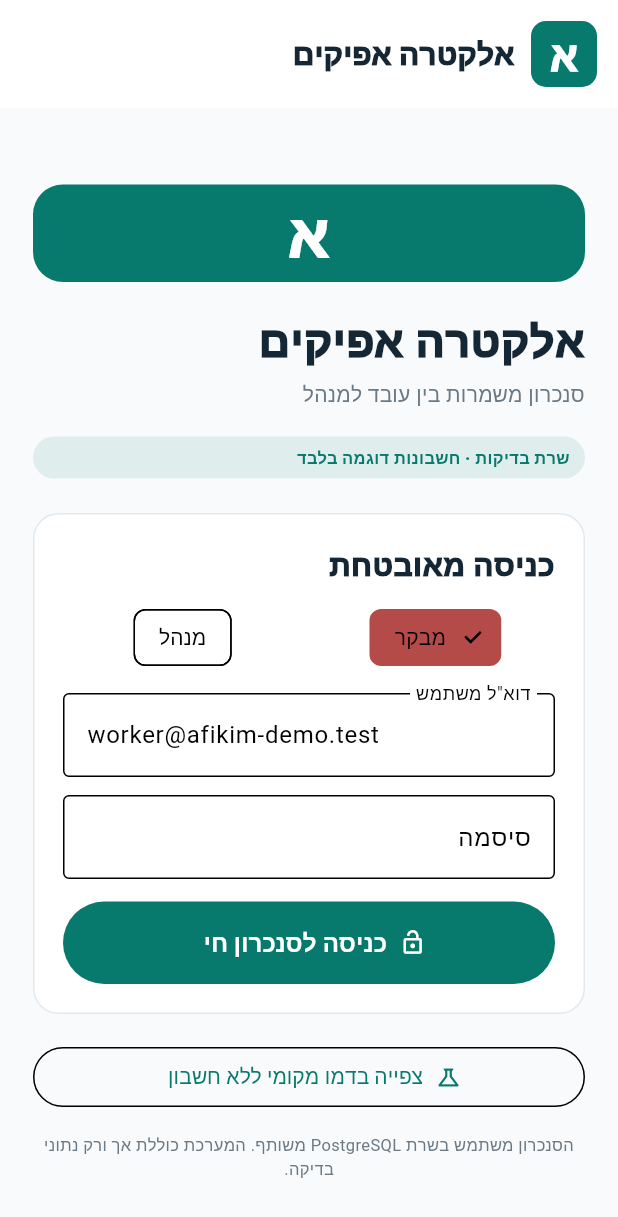
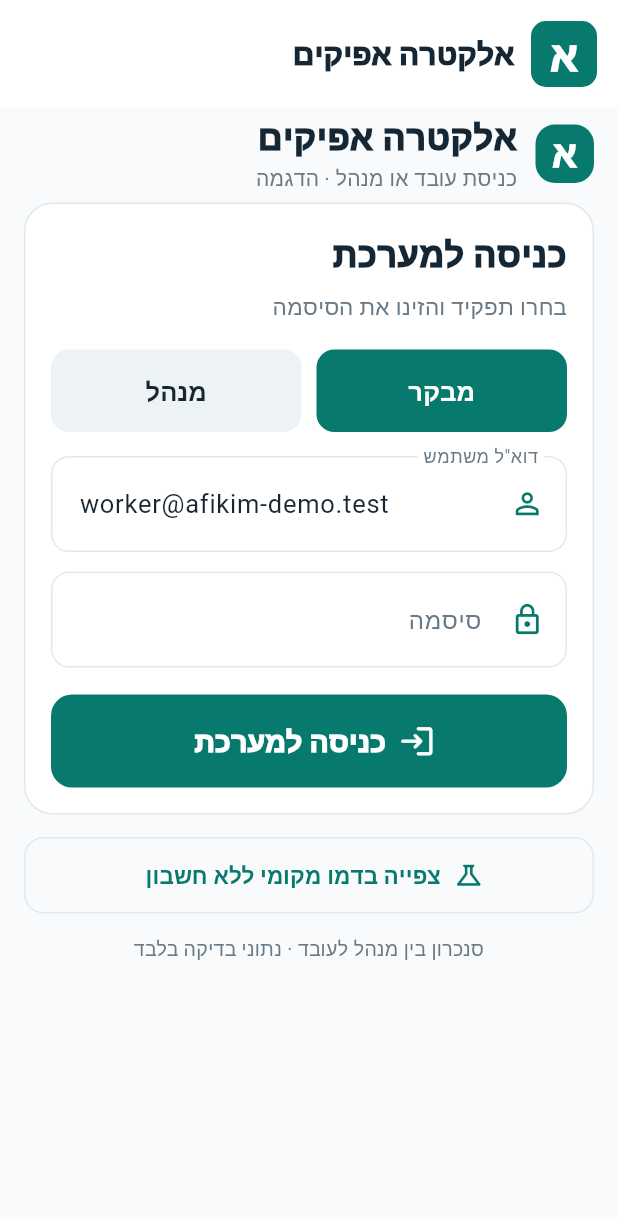
Before and after one commit to SergoNeon/transport-saas-demo, a Flutter app: the screen it shows after launch, on a phone screen of 412 x 824 dp. Shown: the top 1217 px of the screen. Run offline on Flutter 3.47's test engine with Material 3 defaults, Android fonts, the phone set to English and light mode, and no system bars; our stand-ins replace flutter_map, latlong2, shared_preferences.

Commit message:
Fix tiny centered Electra Afikim login on Android in-app browser (#14)
* fix(mobile): full-width top-aligned login with large Hebrew touch targets even in desktop viewport

* test(mobile): login fills narrow phones and 980px in-app browser viewport

* fix(mobile): correct login information banner widget nesting

* fix(login): place full-width login panel above fold on 360px phones

* fix(mobile): bring login form above first-screen fold on 360x640 phones

```diff
--- a/staff_mobile/lib/live_screen.dart
+++ b/staff_mobile/lib/live_screen.dart
@@ -181,63 +181,123 @@ class _LiveGateState extends State<LiveGate> {
     decoration:BoxDecoration(color:Colors.white,border:Border.all(color:edge),
       borderRadius:BorderRadius.circular(17)),child:child);
 
-  Widget _loginBody()=>Center(child:ConstrainedBox(
-    constraints:const BoxConstraints(maxWidth:410),
-    child:ListView(padding:const EdgeInsets.fromLTRB(21,38,21,24),
-      shrinkWrap:true,children:[
-        Container(width:65,height:65,alignment:Alignment.center,
-          decoration:BoxDecoration(color:accent,borderRadius:BorderRadius.circular(20)),
-          child:const Text('א',style:TextStyle(color:Colors.white,fontSize:40,fontWeight:FontWeight.w900))),
-        const SizedBox(height:18),
-        const Text('אלקטרה אפיקים',style:TextStyle(color:deep,fontSize:29,fontWeight:FontWeight.w900)),
-        const SizedBox(height:4),
-        const Text('סנכרון משמרות בין עובד למנהל',
-          style:TextStyle(color:weak,fontSize:14)),
-        const SizedBox(height:17),
-        badge('שרת בדיקות · חשבונות דוגמה בלבד'),
-        const SizedBox(height:23),
-        section(Column(crossAxisAlignment:CrossAxisAlignment.stretch,children:[
-          const Text('כניסה מאובטחת',style:TextStyle(
-            color:deep,fontSize:20,fontWeight:FontWeight.w900)),
-          const SizedBox(height:9),
-          Row(children:[
-            Expanded(child:ChoiceChip(label:const Text('מבקר'),
-              selected:email.text.startsWith('worker@'),
-              onSelected:(_)=>setState(()=>email.text='worker@afikim-demo.test'))),
-            const SizedBox(width:9),
-            Expanded(child:ChoiceChip(label:const Text('מנהל'),
-              selected:email.text.startsWith('manager@'),
-              onSelected:(_)=>setState(()=>email.text='manager@afikim-demo.test'))),
+  Widget _loginBody()=>LayoutBuilder(builder:(context,constraints) {
+    // Some in-app browsers provide a desktop-sized layout viewport on phones.
+    // Fill that viewport and enlarge controls rather than centering a
+    // fixed 410px form that becomes tiny on the physical screen.
+    final s=constraints.maxWidth>640
+      ?(constraints.maxWidth/470).clamp(1.0,2.0).toDouble():1.0;
+    final fieldBorder=OutlineInputBorder(
+      borderRadius:BorderRadius.circular(12*s),
+      borderSide:const BorderSide(color:edge));
+    InputDecoration inputStyle(String label,IconData icon)=>InputDecoration(
+      labelText:label,labelStyle:TextStyle(color:weak,fontSize:16*s),
+      prefixIcon:Icon(icon,size:23*s,color:accent),
+      prefixIconConstraints:BoxConstraints(minWidth:53*s),
+      contentPadding:EdgeInsets.symmetric(horizontal:15*s,vertical:19*s),
+      filled:true,fillColor:Colors.white,
+      border:fieldBorder,enabledBorder:fieldBorder);
+    Widget role(String label,bool selected,VoidCallback action)=>
+      Expanded(child:SizedBox(height:55*s,
+        child:FilledButton(
+          onPressed:action,
+          style:FilledButton.styleFrom(
+            backgroundColor:selected?accent:const Color(0xffedf2f4),
+            foregroundColor:selected?Colors.white:deep,
+            shape:RoundedRectangleBorder(
+              borderRadius:BorderRadius.circular(12*s))),
+          child:Text(label,style:TextStyle(
+            fontSize:17*s,fontWeight:FontWeight.w800)))));
+    return ListView(
+      key:const Key('live-phone-login-screen'),
+      padding:EdgeInsets.fromLTRB(16*s,3*s,16*s,26*s),
+      children:[
+        Row(children:[
+          Container(width:39*s,height:39*s,
+            alignment:Alignment.center,
+            decoration:BoxDecoration(color:accent,
+              borderRadius:BorderRadius.circular(13*s)),
+            child:Text('א',style:TextStyle(color:Colors.white,
+              fontSize:24*s,fontWeight:FontWeight.w900))),
+          SizedBox(width:12*s),
+          Expanded(child:Column(crossAxisAlignment:CrossAxisAlignment.start,
+            children:[
+              Text('אלקטרה אפיקים',
+                style:TextStyle(color:deep,fontSize:23*s,
+                  fontWeight:FontWeight.w900)),
+              Text('כניסת עובד או מנהל · הדגמה',
+                style:TextStyle(color:weak,fontSize:14*s)),
+            ])),
+        ]),
+        SizedBox(height:5*s),
+        Container(
+          key:const Key('live-login-form-panel'),
+          width:double.infinity,
+          padding:EdgeInsets.all(17*s),
+          decoration:BoxDecoration(
+            color:Colors.white,border:Border.all(color:edge),
+            borderRadius:BorderRadius.circular(19*s)),
+          child:Column(crossAxisAlignment:CrossAxisAlignment.stretch,children:[
+            Text('כניסה למערכת',style:TextStyle(
+              color:deep,fontSize:23*s,fontWeight:FontWeight.w900)),
+            SizedBox(height:6*s),
+            Text('בחרו תפקיד והזינו את הסיסמה',
+              style:TextStyle(color:weak,fontSize:15*s)),
+            SizedBox(height:18*s),
+            Row(children:[
+              role('מבקר',email.text.startsWith('worker@'),
+                ()=>setState(()=>email.text='worker@afikim-demo.test')),
+              SizedBox(width:10*s),
+              role('מנהל',email.text.startsWith('manager@'),
+                ()=>setState(()=>email.text='manager@afikim-demo.test')),
+            ]),
+            SizedBox(height:16*s),
+            TextField(key:const Key('live-login-email'),
+              controller:email,keyboardType:TextInputType.emailAddress,
+              textDirection:TextDirection.ltr,
+              style:TextStyle(color:deep,fontSize:17*s),
+              decoration:inputStyle('דוא"ל משתמש',Icons.person_outline)),
+            SizedBox(height:13*s),
+            TextField(key:const Key('live-login-password'),
+              controller:password,obscureText:true,
+              style:TextStyle(color:deep,fontSize:17*s),
+              onSubmitted:(_)=>login(),
+              decoration:inputStyle('סיסמה',Icons.lock_outline)),
+            if(message!=null)Padding(
+              padding:EdgeInsets.only(top:11*s),
+              child:Text(message!,style:TextStyle(
+                color:Colors.red,fontSize:15*s,fontWeight:FontWeight.w700))),
+            SizedBox(height:18*s),
+            SizedBox(height:62*s,child:FilledButton.icon(
+              key:const Key('live-login-submit'),
+              onPressed:signingIn?null:login,
+              style:FilledButton.styleFrom(
+                backgroundColor:accent,foregroundColor:Colors.white,
+                shape:RoundedRectangleBorder(
+                  borderRadius:BorderRadius.circular(14*s))),
+              icon:Icon(Icons.login_rounded,size:25*s),
+              label:Text(signingIn?'מתחבר...':'כניסה למערכת',
+                style:TextStyle(fontSize:19*s,fontWeight:FontWeight.w900)))),
           ]),
-          const SizedBox(height:13),
-          TextField(controller:email,
-            keyboardType:TextInputType.emailAddress,
-            textDirection:TextDirection.ltr,
-            decoration:const InputDecoration(labelText:'דוא"ל משתמש',border:OutlineInputBorder())),
-          const SizedBox(height:12),
-          TextField(controller:password,obscureText:true,
-            onSubmitted:(_)=>login(),
-            decoration:const InputDecoration(labelText:'סיסמה',border:OutlineInputBorder())),
-          if(message!=null)Padding(padding:const EdgeInsets.only(top:10),
-            child:Text(message!,style:const TextStyle(color:Colors.red,fontSize:12))),
-          const SizedBox(height:15),
-          SizedBox(height:55,child:FilledButton.icon(
-            onPressed:signingIn?null:login,
-            icon:const Icon(Icons.lock_open_outlined),
-            label:Text(signingIn?'מתחבר...':'כניסה לסנכרון חי',
-              style:const TextStyle(fontWeight:FontWeight.w800,fontSize:16)))),
-        ])),
-        const SizedBox(height:18),
-        OutlinedButton.icon(
-          onPressed:()=>Navigator.of(context).push(MaterialPageRoute(
-            builder:(_)=>const StaffScreen())),
-          icon:const Icon(Icons.science_outlined),
-          label:const Text('צפייה בדמו מקומי ללא חשבון')),
-        const SizedBox(height:13),
-        const Text('הסנכרון משתמש בשרת PostgreSQL משותף. המערכת כוללת אך ורק נתוני בדיקה.',
+        ),
+        SizedBox(height:15*s),
+        SizedBox(height:51*s,child:OutlinedButton.icon(
+          onPressed:()=>Navigator.of(context).push(
+            MaterialPageRoute(builder:(_)=>const StaffScreen())),
+          icon:Icon(Icons.science_outlined,size:21*s),
+          label:Text('צפייה בדמו מקומי ללא חשבון',
+            style:TextStyle(fontSize:15*s,fontWeight:FontWeight.w700)),
+          style:OutlinedButton.styleFrom(foregroundColor:accent,
+            side:const BorderSide(color:edge),
+            shape:RoundedRectangleBorder(
+              borderRadius:BorderRadius.circular(13*s))))),
+        SizedBox(height:14*s),
+        Text('סנכרון בין מנהל לעובד · נתוני בדיקה בלבד',
           textAlign:TextAlign.center,
-          style:TextStyle(color:weak,fontSize:11)),
-      ])));
+          style:TextStyle(color:weak,fontSize:13*s)),
+      ],
+    );
+  });
 
   Widget _shiftClock(String label,DateTime time,IconData icon) => Expanded(
     child:Column(crossAxisAlignment:CrossAxisAlignment.start,children:[
@@ -480,22 +540,26 @@ class _LiveGateState extends State<LiveGate> {
     ),
   );
 
-  @override Widget build(BuildContext context)=>Scaffold(
+  @override Widget build(BuildContext context) {
+    final width=MediaQuery.sizeOf(context).width;
+    final s=width>640?(width/470).clamp(1.0,2.0).toDouble():1.0;
+    return Scaffold(
     backgroundColor:paper,
     appBar:AppBar(backgroundColor:Colors.white,automaticallyImplyLeading:false,
-      toolbarHeight:72,titleSpacing:14,
+      toolbarHeight:72*s,titleSpacing:14*s,
       title:Row(children:[
-        Container(width:44,height:44,alignment:Alignment.center,
-          decoration:BoxDecoration(color:accent,borderRadius:BorderRadius.circular(10)),
-          child:const Text('א',style:TextStyle(color:Colors.white,
-            fontSize:27,fontWeight:FontWeight.w900))),
-        const SizedBox(width:11),
-        const Expanded(child:Text('אלקטרה אפיקים',
-          style:TextStyle(fontSize:20,color:deep,fontWeight:FontWeight.w900))),
+        Container(width:44*s,height:44*s,alignment:Alignment.center,
+          decoration:BoxDecoration(color:accent,borderRadius:BorderRadius.circular(10*s)),
+          child:Text('א',style:TextStyle(color:Colors.white,
+            fontSize:27*s,fontWeight:FontWeight.w900))),
+        SizedBox(width:11*s),
+        Expanded(child:Text('אלקטרה אפיקים',
+          style:TextStyle(fontSize:20*s,color:deep,fontWeight:FontWeight.w900))),
         if(session!=null)IconButton(
           onPressed:logout,tooltip:'התנתקות',
           icon:const Icon(Icons.logout,color:weak)),
       ])),
     body:session==null?_loginBody():_dashboard(),
   );
+  }
 }
```
Also changed, not shown: 1 other file.
